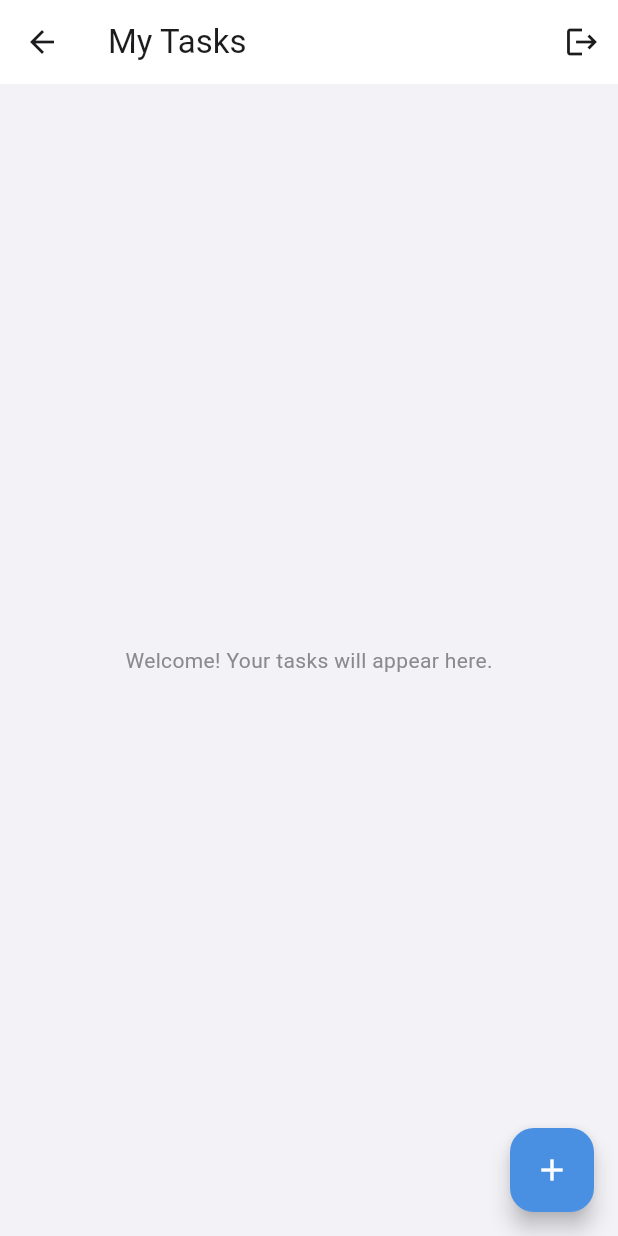
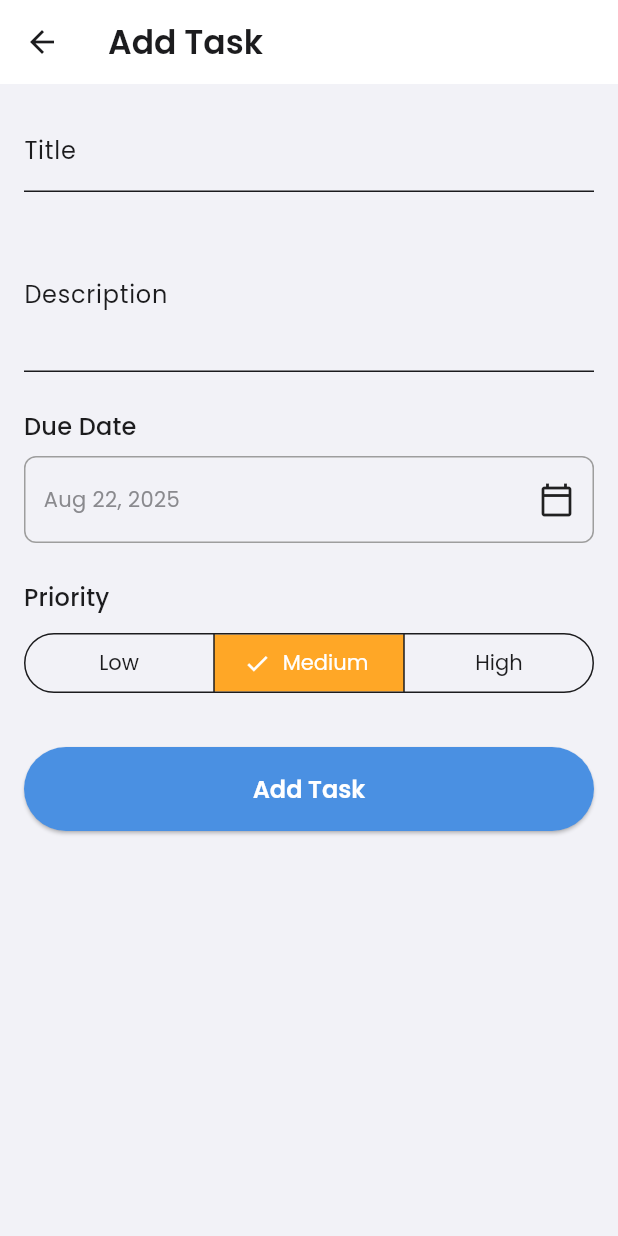
Before and after one commit to devameerhamxa/taskflow_AI, a Flutter app: the TaskListScreen screen opened directly, after a tap on the "add" icon, on a phone screen of 412 x 824 dp. Run offline on Flutter 3.47's test engine with Material 3 defaults, Android fonts, the phone set to English and light mode, and no system bars; our stand-ins replace cloud_firestore, firebase_auth, firebase_core, flutter_riverpod, flutter_svg, google_fonts and 1 more; accounts and stored records are empty.

Commit message:
added task module code

```diff
--- a/lib/features/auth/infrastructure/firebase_auth_repository.dart
+++ b/lib/features/auth/infrastructure/firebase_auth_repository.dart
@@ -1,3 +1,5 @@
+import 'dart:developer';
+
 import 'package:cloud_firestore/cloud_firestore.dart';
 import 'package:firebase_auth/firebase_auth.dart';
 import 'package:google_sign_in/google_sign_in.dart';
@@ -47,7 +49,7 @@ class FirebaseAuthRepository implements AuthRepository {
               });
         } catch (firestoreError) {
           // Log Firestore error but don't fail the signup
-          print('Firestore error: $firestoreError');
+          log('Firestore error: $firestoreError');
         }
       }
     } on FirebaseAuthException {
@@ -113,7 +115,7 @@ class FirebaseAuthRepository implements AuthRepository {
               });
         } catch (firestoreError) {
           // Log Firestore error but don't fail the signup
-          print('Firestore error: $firestoreError');
+          log('Firestore error: $firestoreError');
         }
       }
     } on FirebaseAuthException {
--- a/lib/features/auth/presentation/screens/auth_gate.dart
+++ b/lib/features/auth/presentation/screens/auth_gate.dart
@@ -3,8 +3,8 @@ import 'package:flutter_riverpod/flutter_riverpod.dart';
 import 'package:taskflow_ai/features/auth/application/auth_providers.dart';
 import 'package:taskflow_ai/features/auth/presentation/screens/login_screen.dart';
 import 'package:taskflow_ai/features/auth/presentation/screens/splash_screen.dart';
-import 'package:taskflow_ai/features/auth/presentation/screens/task_list_screen.dart';
 import 'package:taskflow_ai/features/auth/presentation/screens/verify_email_screen.dart';
+import 'package:taskflow_ai/features/tasks/presentation/screens/task_list_screen.dart';
 
 class AuthGate extends ConsumerWidget {
   const AuthGate({super.key});
@@ -18,7 +18,8 @@ class AuthGate extends ConsumerWidget {
         if (user != null) {
           // If the user signed up with email, check if it's verified.
           // Google Sign-In users are verified by default.
-          if (user.providerData.any((p) => p.providerId == 'password') && !user.emailVerified) {
+          if (user.providerData.any((p) => p.providerId == 'password') &&
+              !user.emailVerified) {
             return const VerifyEmailScreen();
           }
           // If verified or a Google user, show the main app.
--- a/lib/features/auth/presentation/screens/login_screen.dart
+++ b/lib/features/auth/presentation/screens/login_screen.dart
@@ -1,3 +1,5 @@
+// ignore_for_file: deprecated_member_use
+
 import 'package:flutter/material.dart';
 import 'package:flutter_riverpod/flutter_riverpod.dart';
 import 'package:flutter_svg/svg.dart';
@@ -189,7 +191,7 @@ class _LoginScreenState extends ConsumerState<LoginScreen> {
                         );
                       },
                       child: RichText(
-                        text: const TextSpan(
+                        text: TextSpan(
                           style: TextStyle(
                             color: AppTheme.primaryColor,
                             fontWeight: FontWeight.w600,
@@ -200,6 +202,7 @@ class _LoginScreenState extends ConsumerState<LoginScreen> {
                               text: 'Sign Up',
                               style: TextStyle(
                                 decoration: TextDecoration.underline,
+                                color: Colors.amber.withOpacity(0.7),
                               ),
                             ),
                           ],
--- a/lib/features/auth/presentation/screens/signup_screen.dart
+++ b/lib/features/auth/presentation/screens/signup_screen.dart
@@ -5,6 +5,7 @@ import 'package:google_fonts/google_fonts.dart';
 import 'package:taskflow_ai/core/constants/app_theme.dart';
 import 'package:taskflow_ai/features/auth/application/auth_providers.dart';
 import 'package:taskflow_ai/features/auth/presentation/screens/verify_email_screen.dart';
+import 'package:taskflow_ai/features/tasks/presentation/screens/task_list_screen.dart';
 
 class SignUpScreen extends ConsumerStatefulWidget {
   const SignUpScreen({super.key});
@@ -60,7 +61,7 @@ class _SignUpScreenState extends ConsumerState<SignUpScreen> {
     // Navigate to verify email screen after successful Google signup
     if (mounted) {
       Navigator.of(context).pushReplacement(
-        MaterialPageRoute(builder: (_) => const VerifyEmailScreen()),
+        MaterialPageRoute(builder: (_) => const TaskListScreen()),
       );
     }
   }
--- a/lib/features/auth/presentation/screens/task_list_screen.dart
+++ /dev/null
@@ -1,34 +0,0 @@
-import 'package:flutter/material.dart';
-import 'package:flutter_riverpod/flutter_riverpod.dart';
-import 'package:taskflow_ai/features/auth/application/auth_providers.dart';
-
-class TaskListScreen extends ConsumerWidget {
-  const TaskListScreen({super.key});
-
-  @override
-  Widget build(BuildContext context, WidgetRef ref) {
-    return Scaffold(
-      appBar: AppBar(
-        title: const Text('My Tasks'),
-        actions: [
-          IconButton(
-            icon: const Icon(Icons.logout),
-            onPressed: () {
-              // Call the sign out method from our auth controller
-              ref.read(authControllerProvider.notifier).signOut();
-            },
-          ),
-        ],
-      ),
-      body: const Center(
-        child: Text('Welcome! Your tasks will appear here.'),
-      ),
-      floatingActionButton: FloatingActionButton(
-        onPressed: () {
-          // TODO: Navigate to Add/Edit Task Screen
-        },
-        child: const Icon(Icons.add),
-      ),
-    );
-  }
-}
--- /dev/null
+++ b/lib/features/tasks/domain/task_repository.dart
@@ -0,0 +1,15 @@
+import 'package:taskflow_ai/features/tasks/domain/task_model.dart';
+
+abstract class TaskRepository {
+  // Stream to get all tasks for the current user in real-time.
+  Stream<List<Task>> watchAllTasks();
+
+  // Create a new task.
+  Future<void> createTask(Task task);
+
+  // Update an existing task.
+  Future<void> updateTask(Task task);
+
+  // Delete a task by its ID.
+  Future<void> deleteTask(String taskId);
+}
--- /dev/null
+++ b/lib/features/tasks/presentation/screens/add_edit_task_screen.dart
@@ -0,0 +1,241 @@
+import 'package:flutter/material.dart';
+import 'package:flutter_riverpod/flutter_riverpod.dart';
+import 'package:google_fonts/google_fonts.dart';
+import 'package:intl/intl.dart';
+
+import 'package:taskflow_ai/core/constants/app_theme.dart';
+import 'package:taskflow_ai/features/tasks/application/task_providers.dart';
+import 'package:taskflow_ai/features/tasks/domain/task_model.dart';
+
+class AddEditTaskScreen extends ConsumerStatefulWidget {
+  final Task? task;
+  const AddEditTaskScreen({super.key, this.task});
+
+  @override
+  ConsumerState<AddEditTaskScreen> createState() => _AddEditTaskScreenState();
+}
+
+class _AddEditTaskScreenState extends ConsumerState<AddEditTaskScreen> {
+  final _formKey = GlobalKey<FormState>();
+  late TextEditingController _titleController;
+  late TextEditingController _descriptionController;
+  late DateTime _dueDate;
+  late TaskPriority _priority;
+
+  bool get isEditing => widget.task != null;
+
+  @override
+  void initState() {
+    super.initState();
+    _titleController = TextEditingController(text: widget.task?.title ?? '');
+    _descriptionController = TextEditingController(
+      text: widget.task?.description ?? '',
+    );
+    _dueDate =
+        widget.task?.dueDate ?? DateTime.now().add(const Duration(days: 1));
+    _priority = widget.task?.priority ?? TaskPriority.medium;
+  }
+
+  @override
+  void dispose() {
+    _titleController.dispose();
+    _descriptionController.dispose();
+    super.dispose();
+  }
+
+  void _showErrorSnackbar(String message) {
+    ScaffoldMessenger.of(context).showSnackBar(
+      SnackBar(
+        content: Text(message, style: GoogleFonts.poppins()),
+        backgroundColor: Colors.red,
+      ),
+    );
+  }
+
+  Future<void> _selectDueDate(BuildContext context) async {
+    final DateTime? picked = await showDatePicker(
+      context: context,
+      initialDate: _dueDate,
+      firstDate: DateTime.now(),
+      lastDate: DateTime(2101),
+    );
+    if (picked != null && picked != _dueDate) {
+      setState(() {
+        _dueDate = picked;
+      });
+    }
+  }
+
+  void _saveTask() {
+    if (_formKey.currentState!.validate()) {
+      final taskNotifier = ref.read(taskControllerProvider.notifier);
+      if (isEditing) {
+        final updatedTask = widget.task!.copyWith(
+          title: _titleController.text.trim(),
+          description: _descriptionController.text.trim(),
+          dueDate: _dueDate,
+          priority: _priority,
+        );
+        taskNotifier.updateTask(
+          updatedTask: updatedTask,
+          onError: _showErrorSnackbar,
+        );
+      } else {
+        taskNotifier.createTask(
+          title: _titleController.text.trim(),
+          description: _descriptionController.text.trim(),
+          dueDate: _dueDate,
+          priority: _priority,
+          onError: _showErrorSnackbar,
+        );
+      }
+      Navigator.of(context).pop();
+    }
+  }
+
+  @override
+  Widget build(BuildContext context) {
+    final theme = Theme.of(context);
+    final isLoading = ref.watch(taskControllerProvider);
+
+    return Scaffold(
+      appBar: AppBar(
+        title: Text(
+          isEditing ? 'Edit Task' : 'Add Task',
+          style: GoogleFonts.poppins(fontWeight: FontWeight.w600),
+        ),
+        actions: [
+          if (isEditing)
+            IconButton(
+              icon: const Icon(Icons.delete_outline),
+              onPressed: () {
+                ref
+                    .read(taskControllerProvider.notifier)
+                    .deleteTask(
+                      taskId: widget.task!.id,
+                      onError: _showErrorSnackbar,
+                    );
+                Navigator.of(context).pop();
+              },
+            ),
+        ],
+      ),
+      body: SingleChildScrollView(
+        padding: const EdgeInsets.all(16.0),
+        child: Form(
+          key: _formKey,
+          child: Column(
+            crossAxisAlignment: CrossAxisAlignment.stretch,
+            children: [
+              TextFormField(
+                controller: _titleController,
+                decoration: InputDecoration(
+                  labelText: 'Title',
+                  labelStyle: GoogleFonts.poppins(),
+                ),
+                style: GoogleFonts.poppins(),
+                validator: (value) =>
+                    value!.isEmpty ? 'Please enter a title' : null,
+              ),
+              const SizedBox(height: 16),
+              TextFormField(
+                controller: _descriptionController,
+                decoration: InputDecoration(
+                  labelText: 'Description',
+                  labelStyle: GoogleFonts.poppins(),
+                ),
+                style: GoogleFonts.poppins(),
+                maxLines: 3,
+              ),
+              const SizedBox(height: 24),
+              Text(
+                'Due Date',
+                style: GoogleFonts.poppins(
+                  textStyle: theme.textTheme.titleMedium,
+                ),
+              ),
+              const SizedBox(height: 8),
+              InkWell(
+                onTap: () => _selectDueDate(context),
+                child: Container(
+                  padding: const EdgeInsets.symmetric(
+                    vertical: 16,
+                    horizontal: 12,
+                  ),
+                  decoration: BoxDecoration(
+                    border: Border.all(color: Colors.grey),
+                    borderRadius: BorderRadius.circular(8),
+                  ),
+                  child: Row(
+                    mainAxisAlignment: MainAxisAlignment.spaceBetween,
+                    children: [
+                      Text(
+                        DateFormat.yMMMd().format(_dueDate),
+                        style: GoogleFonts.poppins(),
+                      ),
+                      const Icon(Icons.calendar_today_outlined),
+                    ],
+                  ),
+                ),
+              ),
+              const SizedBox(height: 24),
+              Text(
+                'Priority',
+                style: GoogleFonts.poppins(
+                  textStyle: theme.textTheme.titleMedium,
+                ),
+              ),
+              const SizedBox(height: 8),
+              SegmentedButton<TaskPriority>(
+                segments: [
+                  ButtonSegment(
+                    value: TaskPriority.low,
+                    label: Text('Low', style: GoogleFonts.poppins()),
+                  ),
+                  ButtonSegment(
+                    value: TaskPriority.medium,
+                    label: Text('Medium', style: GoogleFonts.poppins()),
+                  ),
+                  ButtonSegment(
+                    value: TaskPriority.high,
+                    label: Text('High', style: GoogleFonts.poppins()),
+                  ),
+                ],
+                selected: {_priority},
+                onSelectionChanged: (Set<TaskPriority> newSelection) {
+                  setState(() {
+                    _priority = newSelection.first;
+                  });
+                },
+                style: SegmentedButton.styleFrom(
+                  selectedBackgroundColor: AppTheme.priorityColor(_priority),
+                  selectedForegroundColor: Colors.white,
+                  textStyle: GoogleFonts.poppins(),
+                ),
+              ),
+              const SizedBox(height: 32),
+              ElevatedButton(
+                onPressed: isLoading ? null : _saveTask,
+                style: ElevatedButton.styleFrom(
+                  backgroundColor: AppTheme.primaryColor,
+                  foregroundColor: Colors.white,
+                  padding: const EdgeInsets.symmetric(vertical: 16),
+                  textStyle: GoogleFonts.poppins(
+                    fontSize: 16,
+                    fontWeight: FontWeight.w600,
+                  ),
+                ),
+                child: isLoading
+                    ? const CircularProgressIndicator(color: Colors.white)
+                    : Text(
+                        isEditing ? 'Save Changes' : 'Add Task',
+                        style: GoogleFonts.poppins(),
+                      ),
+              ),
+            ],
+          ),
+        ),
+      ),
+    );
+  }
+}
--- /dev/null
+++ b/lib/features/tasks/presentation/screens/task_list_screen.dart
@@ -0,0 +1,88 @@
+import 'package:flutter/material.dart';
+import 'package:flutter_riverpod/flutter_riverpod.dart';
+import 'package:google_fonts/google_fonts.dart';
+import 'package:taskflow_ai/core/constants/app_theme.dart';
+import 'package:taskflow_ai/features/auth/application/auth_providers.dart';
+import 'package:taskflow_ai/features/tasks/application/task_providers.dart';
+import 'package:taskflow_ai/features/tasks/presentation/screens/add_edit_task_screen.dart';
+import 'package:taskflow_ai/features/tasks/presentation/widgets/task_tile.dart';
+
+class TaskListScreen extends ConsumerWidget {
+  const TaskListScreen({super.key});
+
+  @override
+  Widget build(BuildContext context, WidgetRef ref) {
+    final tasksAsyncValue = ref.watch(tasksStreamProvider);
+    final theme = Theme.of(context);
+
+    return Scaffold(
+      appBar: AppBar(
+        title: Text(
+          'My Tasks',
+          style: GoogleFonts.lato(fontWeight: FontWeight.bold),
+        ),
+        actions: [
+          IconButton(
+            icon: const Icon(Icons.logout),
+            onPressed: () =>
+                ref.read(authControllerProvider.notifier).signOut(),
+          ),
+        ],
+        elevation: 0,
+        backgroundColor: theme.scaffoldBackgroundColor,
+      ),
+      body: tasksAsyncValue.when(
+        data: (tasks) {
+          if (tasks.isEmpty) {
+            return Center(
+              child: Column(
+                mainAxisAlignment: MainAxisAlignment.center,
+                children: [
+                  Icon(
+                    Icons.inbox_outlined,
+                    size: 80,
+                    color: theme.textTheme.bodyMedium?.color,
+                  ),
+                  const SizedBox(height: 16),
+                  Text(
+                    'No tasks yet!',
+                    style: GoogleFonts.lato(
+                      textStyle: theme.textTheme.headlineSmall,
+                    ),
+                  ),
+                  const SizedBox(height: 8),
+                  Text(
+                    'Tap the + button to add your first task.',
+                    style: GoogleFonts.lato(
+                      textStyle: theme.textTheme.bodyMedium,
+                    ),
+                  ),
+                ],
+              ),
+            );
+          }
+          return ListView.builder(
+            padding: const EdgeInsets.all(8.0),
+            itemCount: tasks.length,
+            itemBuilder: (context, index) {
+              final task = tasks[index];
+              return TaskTile(task: task);
+            },
+          );
+        },
+        loading: () => const Center(child: CircularProgressIndicator()),
+        error: (error, stack) => Center(child: Text('Error: $error')),
+      ),
+      floatingActionButton: FloatingActionButton(
+        onPressed: () {
+          // Navigate to AddEditTaskScreen for creating a new task
+          Navigator.of(
+            context,
+          ).push(MaterialPageRoute(builder: (_) => const AddEditTaskScreen()));
+        },
+        backgroundColor: AppTheme.primaryColor,
+        child: const Icon(Icons.add, color: Colors.white),
+      ),
+    );
+  }
+}
--- a/lib/main.dart
+++ b/lib/main.dart
@@ -1,6 +1,5 @@
 import 'dart:async';
 import 'dart:developer';
-
 import 'package:firebase_core/firebase_core.dart';
 import 'package:flutter/material.dart';
 import 'package:flutter_riverpod/flutter_riverpod.dart';
--- a/pubspec.yaml
+++ b/pubspec.yaml
@@ -40,6 +40,8 @@ dependencies:
   cloud_firestore: ^4.9.1
 
   google_sign_in: ^6.1.4
+  uuid: ^4.5.1
+  intl: ^0.20.2
 
   # State Management
   flutter_riverpod: ^2.3.10
```
Also changed, not shown: lib/features/tasks/application/task_providers.dart (added, +99 -0 lines), lib/features/tasks/infrastructure/firebase_task_repository.dart (added, +57 -0 lines), lib/features/tasks/presentation/widgets/task_tile.dart (added, +98 -0 lines), pubspec.lock, 1 other file.
